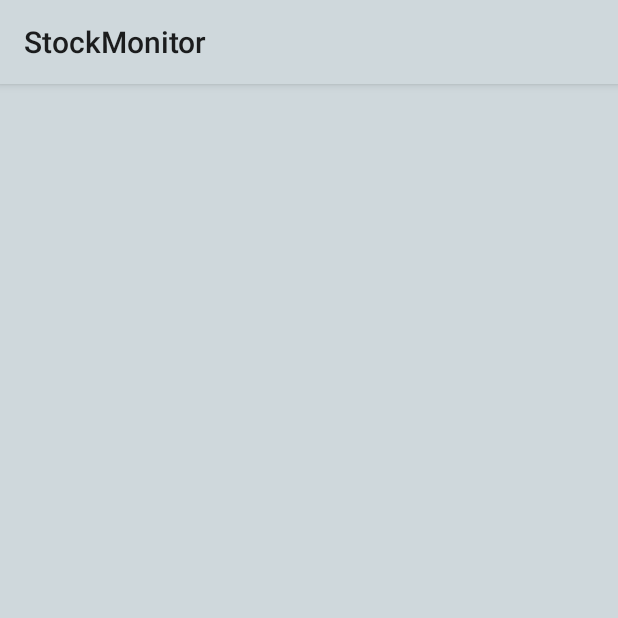
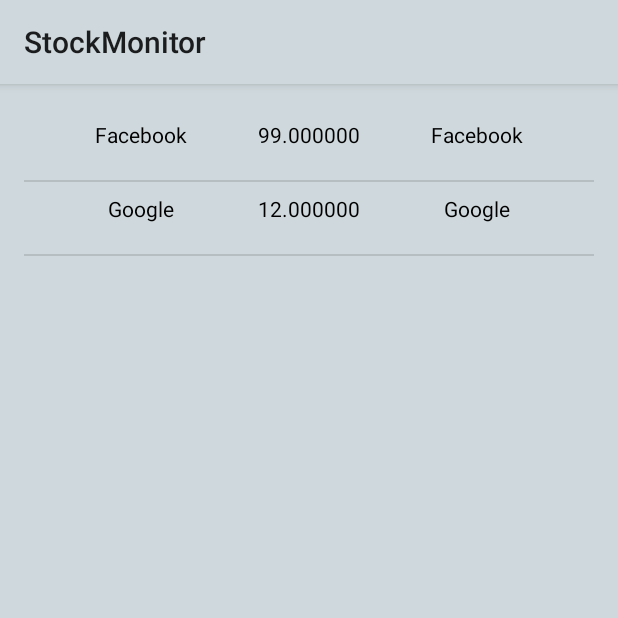
Before and after one commit to AHS-AU/SMAP_StockMonitor, an Android app: the screen it shows after launch (OverviewActivity), on a phone screen of 412 x 824 dp, the top half of it. Run offline under Robolectric (Android 15) with nearby library versions, the phone set to English and light mode, and no system bars.

Commit message:
Added Temporary AdapterView to OverviewActvity

```diff
--- a/app/src/main/java/com/example/admin/stockmonitor/Classes/Sector.java
+++ b/app/src/main/java/com/example/admin/stockmonitor/Classes/Sector.java
@@ -1,9 +1,6 @@
 package com.example.admin.stockmonitor.Classes;
 
 public enum Sector {
-    /**
-     * This class was inspired by Vojtech Rychnovsky after he reviewed my code.
-     */
     TECHNOLOGY(0,"Technology"),
     HEALTHCARE(1,"Healthcare"),
     BASIC_MATERIALS(2,"Basic Materials");
--- /dev/null
+++ b/app/src/main/java/com/example/admin/stockmonitor/Classes/StockAdapter.java
@@ -0,0 +1,71 @@
+package com.example.admin.stockmonitor.Classes;
+
+import android.content.Context;
+import android.view.LayoutInflater;
+import android.view.View;
+import android.view.ViewGroup;
+import android.widget.BaseAdapter;
+import android.widget.TextView;
+
+import com.example.admin.stockmonitor.R;
+
+import java.util.List;
+
+public class StockAdapter extends BaseAdapter {
+    private List<Stock> mStockList;
+
+    Stock mStock;
+    private Context mContext;
+
+    public StockAdapter(Context context, List<Stock> list){
+        this.mContext = context;
+        this.mStockList = list;
+    }
+
+    @Override
+    public int getCount(){
+        if (mStockList == null){
+            return 0;
+        }
+        return mStockList.size();
+    }
+
+    @Override
+    public long getItemId(int position){
+        return 0;
+    }
+
+    @Override
+    public Object getItem(int position){
+        if (mStockList != null && mStockList.size() > position){
+            return mStockList.get(position);
+        }
+        return null;
+    }
+
+    @Override
+    public View getView(int position, View convertView, ViewGroup parent){
+        if (convertView == null){
+            LayoutInflater mInflater;
+            mInflater = LayoutInflater.from(mContext);
+            convertView = mInflater.inflate(R.layout.list_of_stocks, null);
+        }
+
+        if (mStockList != null && mStockList.size() > position){
+            mStock = mStockList.get(position);
+
+            TextView txtStockName = convertView.findViewById(R.id.txtStockName);
+            txtStockName.setText(mStock.getStockName().toString());
+
+            TextView txtPurchasePrice = convertView.findViewById(R.id.txtPurchasePrice);
+            txtPurchasePrice.setText(String.format("%f", mStock.getPurchasePrice()));
+
+            TextView txtDifferencePrice = convertView.findViewById(R.id.txtDifferencePrice);
+            txtDifferencePrice.setText(mStock.getStockName().toString());
+
+            return convertView;
+        }
+
+        return null;
+    }
+}
--- a/app/src/main/java/com/example/admin/stockmonitor/OverviewActivity.java
+++ b/app/src/main/java/com/example/admin/stockmonitor/OverviewActivity.java
@@ -6,23 +6,41 @@ import android.os.Bundle;
 import android.util.Log;
 import android.widget.Button;
 import android.widget.ImageView;
+import android.widget.ListView;
 import android.widget.TextView;
 
 import com.example.admin.stockmonitor.Classes.Sector;
 import com.example.admin.stockmonitor.Classes.Stock;
+import com.example.admin.stockmonitor.Classes.StockAdapter;
+
+import java.util.ArrayList;
+import java.util.List;
 
 import static com.example.admin.stockmonitor.Utilities.SharedConstants.*;
 
 public class OverviewActivity extends Activity {
     private static final String TAG = OverviewActivity.class.getSimpleName();
     // UI Variables
+    private ListView lvStocks;
+
 
     // Variables
+    private ArrayList<Stock> mListOfStocks = new ArrayList<>();
+
 
     @Override
     protected void onCreate(Bundle savedInstanceState) {
         super.onCreate(savedInstanceState);
         setContentView(R.layout.activity_overview);
+
+        Stock stock1 = new Stock("Facebook", 99, 43, Sector.TECHNOLOGY);
+        Stock stock2 = new Stock("Google", 12, 69, Sector.HEALTHCARE);
+
+        mListOfStocks.add(stock1);
+        mListOfStocks.add(stock2);
+
+        lvStocks = findViewById(R.id.lvStocks);
+        lvStocks.setAdapter(new StockAdapter(OverviewActivity.this, mListOfStocks));
 
 
     }
--- a/app/src/main/res/layout/activity_overview.xml
+++ b/app/src/main/res/layout/activity_overview.xml
@@ -10,4 +10,11 @@
     android:orientation="vertical">
 
 
+    <ListView
+        android:id="@+id/lvStocks"
+        android:layout_width="match_parent"
+        android:layout_height="match_parent"
+        android:scrollbars="vertical" >
+
+    </ListView>
 </android.support.constraint.ConstraintLayout>
--- /dev/null
+++ b/app/src/main/res/layout/list_of_stocks.xml
@@ -0,0 +1,47 @@
+<?xml version="1.0" encoding="utf-8"?>
+<android.support.constraint.ConstraintLayout xmlns:android="http://schemas.android.com/apk/res/android"
+    xmlns:app="http://schemas.android.com/apk/res-auto"
+    xmlns:tools="http://schemas.android.com/tools"
+    android:layout_width="match_parent"
+    android:layout_height="match_parent">
+
+    <TextView
+        android:id="@+id/txtStockName"
+        android:layout_width="wrap_content"
+        android:layout_height="32dp"
+        android:layout_marginBottom="8dp"
+        android:layout_marginStart="8dp"
+        android:layout_marginTop="8dp"
+        app:layout_constraintBottom_toBottomOf="parent"
+        app:layout_constraintEnd_toStartOf="@+id/txtPurchasePrice"
+        app:layout_constraintHorizontal_bias="0.5"
+        app:layout_constraintStart_toStartOf="parent"
+        app:layout_constraintTop_toTopOf="parent" />
+
+    <TextView
+        android:id="@+id/txtPurchasePrice"
+        android:layout_width="wrap_content"
+        android:layout_height="32dp"
+        android:layout_marginBottom="8dp"
+        android:layout_marginStart="8dp"
+        android:layout_marginTop="8dp"
+        app:layout_constraintBottom_toBottomOf="parent"
+        app:layout_constraintEnd_toStartOf="@+id/txtDifferencePrice"
+        app:layout_constraintHorizontal_bias="0.5"
+        app:layout_constraintStart_toEndOf="@+id/txtStockName"
+        app:layout_constraintTop_toTopOf="parent" />
+
+    <TextView
+        android:id="@+id/txtDifferencePrice"
+        android:layout_width="wrap_content"
+        android:layout_height="32dp"
+        android:layout_marginBottom="8dp"
+        android:layout_marginEnd="8dp"
+        android:layout_marginStart="8dp"
+        android:layout_marginTop="8dp"
+        app:layout_constraintBottom_toBottomOf="parent"
+        app:layout_constraintEnd_toEndOf="parent"
+        app:layout_constraintHorizontal_bias="0.5"
+        app:layout_constraintStart_toEndOf="@+id/txtPurchasePrice"
+        app:layout_constraintTop_toTopOf="parent" />
+</android.support.constraint.ConstraintLayout>
```
